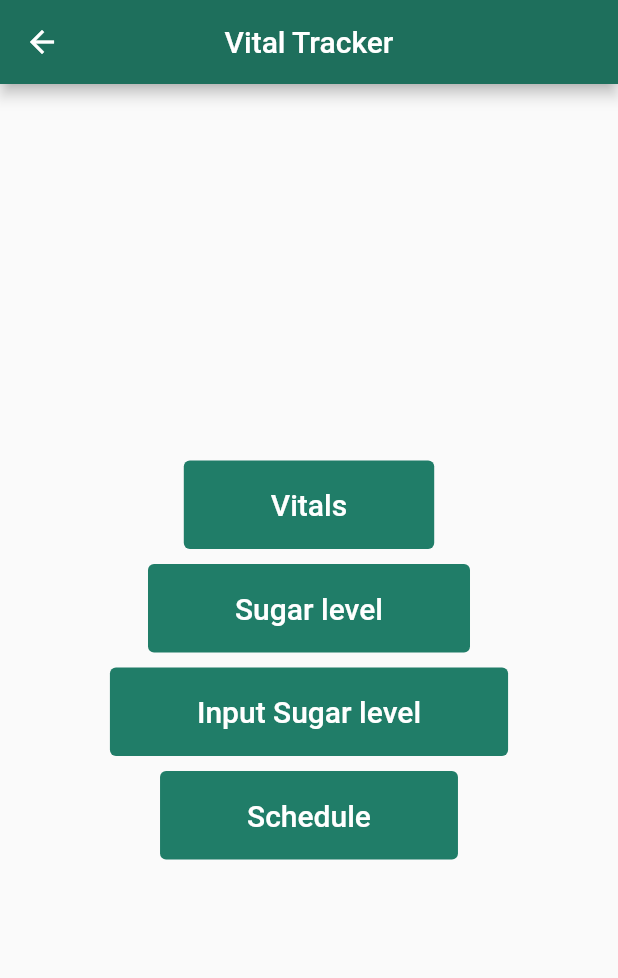
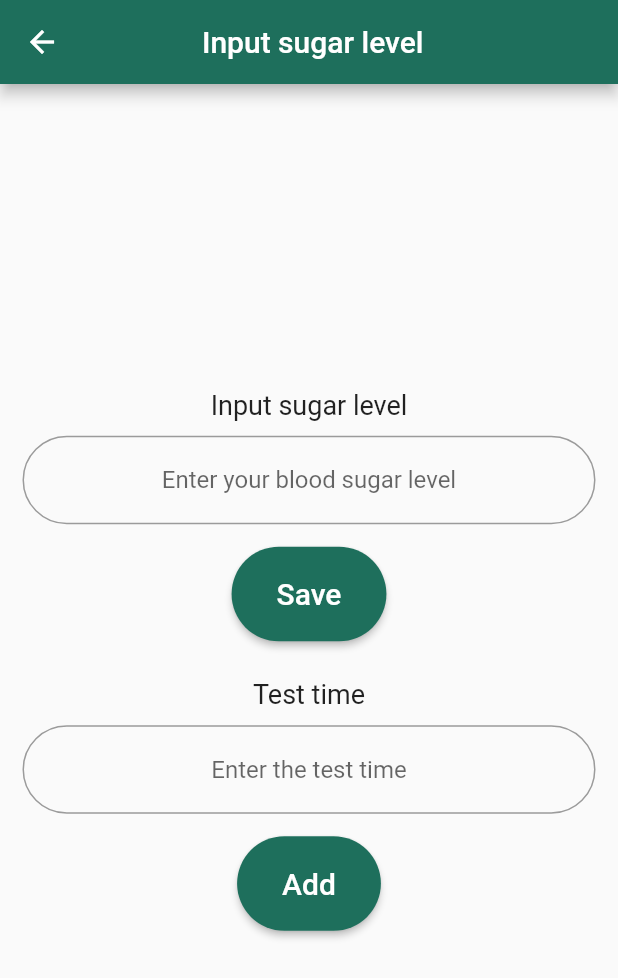
Before and after one commit to ammarrizal/stswks_health_app, a Flutter app: the VitalTracker screen opened directly, after a tap on "Input Sugar level", on a phone screen of 412 x 824 dp. Shown: the top 978 px of the screen. Run offline on Flutter 3.47's test engine with Material 2 defaults, Android fonts, the phone set to English and light mode, and no system bars; our stand-ins replace font_awesome_flutter, google_fonts, hexcolor.

Commit message:
Added sugar level input page

```diff
--- /dev/null
+++ b/lib/views/input_sugar_level_page.dart
@@ -0,0 +1,116 @@
+import 'package:flutter/material.dart';
+
+class InputSugarLevel extends StatefulWidget {
+  @override
+  _InputSugarLevelState createState() => _InputSugarLevelState();
+}
+
+class _InputSugarLevelState extends State<InputSugarLevel> {
+
+  final sugarLevelController = TextEditingController();
+  final testTimeController = TextEditingController();
+
+  @override
+  void dispose() {
+    // Clean up the controller when the widget is disposed.
+    sugarLevelController.dispose();
+    testTimeController.dispose();
+    super.dispose();
+  }
+
+  @override
+  Widget build(BuildContext context) {
+    return Scaffold(
+      appBar: AppBar(
+        title: Text(' Input sugar level'),
+        backgroundColor: Color(0xff1e6f5c),
+        centerTitle: true,
+      ),
+      body: Center(
+        child: Container(
+          child: Padding(
+            padding: const EdgeInsets.all(15.0),
+            child: Column(
+              mainAxisAlignment: MainAxisAlignment.center,
+              children: [
+                Text(
+                  'Input sugar level',
+                  style: TextStyle(
+                    fontSize: 18.0,
+                  ),
+                ),
+                SizedBox(height: 10.0),
+                TextFormField(
+                  controller: sugarLevelController,
+                  textAlign: TextAlign.center,
+                  decoration: InputDecoration(
+                      border: OutlineInputBorder(
+                        borderRadius: BorderRadius.circular(30.0),
+                      ),
+                      hintText: 'Enter your blood sugar level',
+                  ),
+                ),
+                SizedBox(height: 15.0),
+                ElevatedButton(
+                  onPressed: () async {},
+                  style: ButtonStyle(
+                    shape: MaterialStateProperty.all(RoundedRectangleBorder(
+                      borderRadius: BorderRadius.circular(40.0),
+                    )),
+                    padding: MaterialStateProperty.all(EdgeInsets.fromLTRB(30.0, 20.0, 30.0, 20.0)),
+                    backgroundColor: MaterialStateProperty.all(Color(0xff1e6f5c)),
+                  ),
+                  child: Text(
+                    'Save',
+                    style: TextStyle(
+                      fontSize: 20,
+                      color: Colors.white,
+                    ),
+                  ),
+                ),
+
+                SizedBox(height: 25.0),
+
+                Text(
+                  'Test time',
+                  style: TextStyle(
+                    fontSize: 18.0,
+                  ),
+                ),
+                SizedBox(height: 10.0),
+                TextFormField(
+                  controller: testTimeController,
+                  textAlign: TextAlign.center,
+                  decoration: InputDecoration(
+                    border: OutlineInputBorder(
+                      borderRadius: BorderRadius.circular(30.0),
+                    ),
+                    hintText: 'Enter the test time',
+                  ),
+                ),
+                SizedBox(height: 15.0),
+                ElevatedButton(
+                  onPressed: () async {},
+                  style: ButtonStyle(
+                    shape: MaterialStateProperty.all(RoundedRectangleBorder(
+                      borderRadius: BorderRadius.circular(40.0),
+                    )),
+                    padding: MaterialStateProperty.all(EdgeInsets.fromLTRB(30.0, 20.0, 30.0, 20.0)),
+                    backgroundColor: MaterialStateProperty.all(Color(0xff1e6f5c)),
+                  ),
+                  child: Text(
+                    'Add',
+                    style: TextStyle(
+                      fontSize: 20,
+                      color: Colors.white,
+                    ),
+                  ),
+                ),
+              ],
+            ),
+          ),
+        ),
+      ),
+    );
+  }
+}
--- a/lib/views/vital_tracker_page.dart
+++ b/lib/views/vital_tracker_page.dart
@@ -1,4 +1,5 @@
 import 'package:flutter/material.dart';
+import 'package:prototype_1/views/input_sugar_level_page.dart';
 import 'package:prototype_1/views/sugar_level_page.dart';
 import 'package:prototype_1/views/vitals_page.dart';
 
@@ -79,7 +80,10 @@ class _VitalTrackerState extends State<VitalTracker> {
               style:  ButtonStyle(
                 backgroundColor: MaterialStateProperty.all(Color(0xff207d68)),
               ),
-              onPressed: (){},
+              onPressed: (){
+                Navigator.push(context,
+                  MaterialPageRoute(builder: (context) => InputSugarLevel()),);
+              },
             ),
             SizedBox(height: 10.0),
             TextButton(
```
